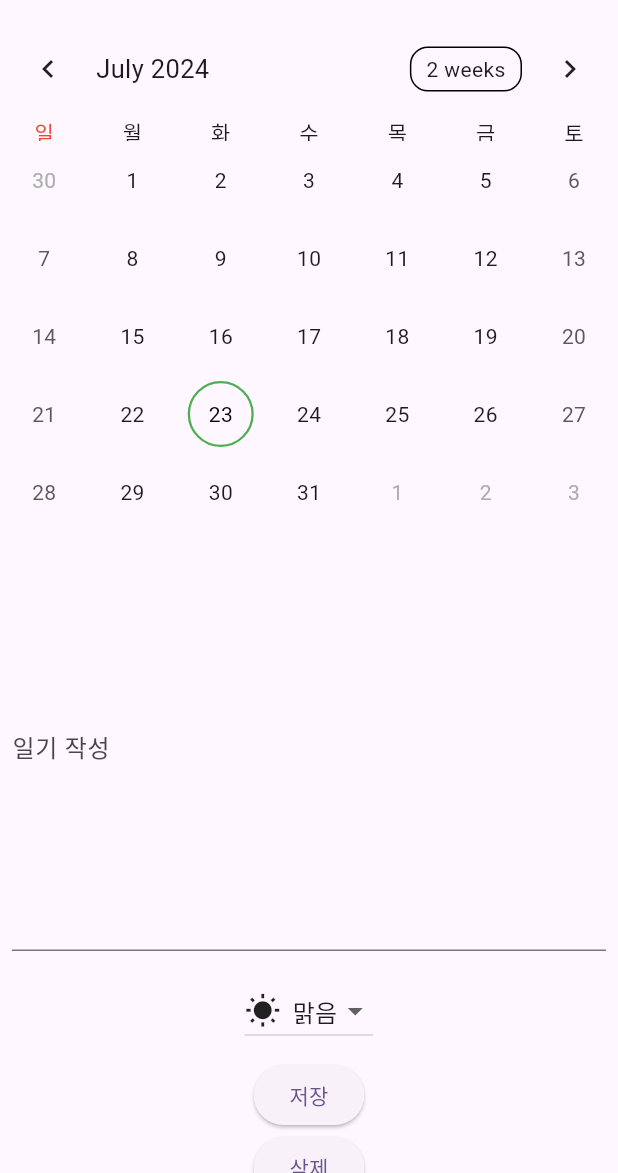
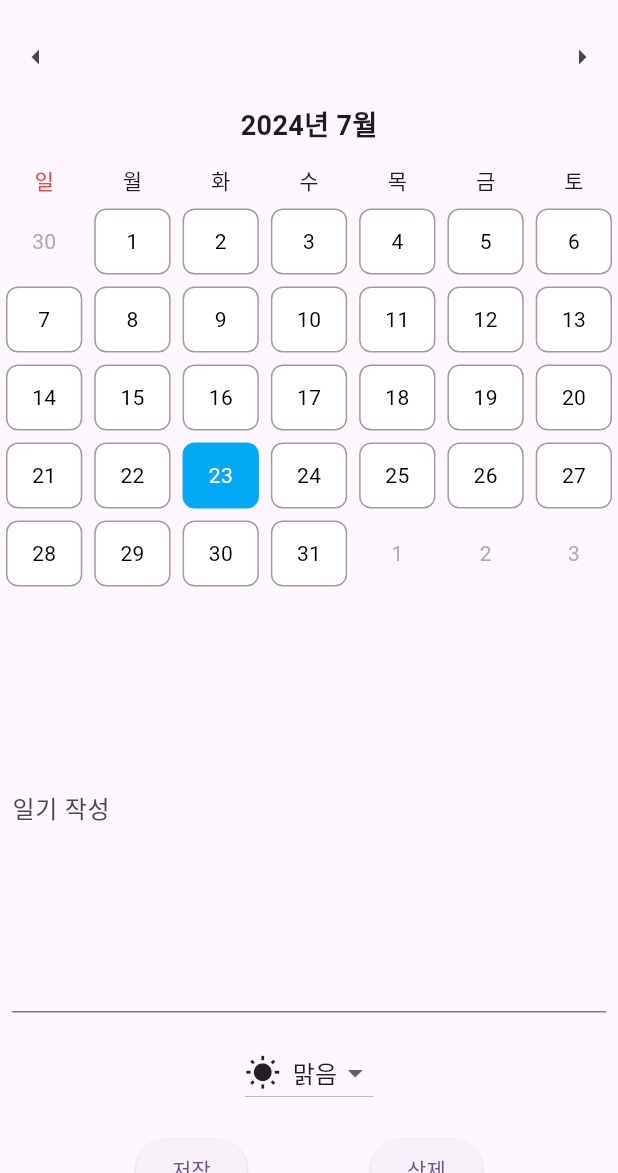
Before and after one commit to Gom0323/flutter_todoList, a Flutter app: the DiaryScreen screen opened directly, on a phone screen of 412 x 824 dp, the part 63-1236 px from its top. Run offline on Flutter 3.47's test engine with Material 3 defaults, Android fonts, the phone set to English and light mode, and no system bars; drawn by our look-alikes of table_calendar.

Commit message:
feat: 텍스트폼 파일 분류

```diff
--- a/lib/diary_screen.dart
+++ b/lib/diary_screen.dart
@@ -1,6 +1,8 @@
 import 'package:flutter/material.dart';
 import 'package:table_calendar/table_calendar.dart';
+import 'package:intl/intl.dart';
 import 'custom_drawer.dart';
+import 'diary_textform.dart'; // 입력 폼 위젯 파일 불러오기
 
 class DiaryScreen extends StatefulWidget {
   const DiaryScreen({super.key});
@@ -11,6 +13,7 @@ class DiaryScreen extends StatefulWidget {
 
 class _DiaryScreenState extends State<DiaryScreen> {
   DateTime selectedDate = DateTime.now();
+  DateTime focusedDate = DateTime.now();
   final TextEditingController diaryController = TextEditingController();
   final Map<DateTime, Map<String, String>> diaryEntries = {};
   String selectedWeather = '맑음'; // 초기 날씨 상태
@@ -42,8 +45,16 @@ class _DiaryScreenState extends State<DiaryScreen> {
     }
   }
 
+  bool isSameDay(DateTime date1, DateTime date2) {
+    return date1.year == date2.year &&
+        date1.month == date2.month &&
+        date1.day == date2.day;
+  }
+
   @override
   Widget build(BuildContext context) {
+    String currentYearMonth = DateFormat.yMMMM('ko_KR').format(focusedDate);
+
     return Scaffold(
       appBar: AppBar(
         title: const Text('Diary'),
@@ -51,14 +62,46 @@ class _DiaryScreenState extends State<DiaryScreen> {
       drawer: const CustomDrawer(),
       body: Column(
         children: [
+          Row(
+            mainAxisAlignment: MainAxisAlignment.spaceBetween,
+            children: [
+              IconButton(
+                icon: const Icon(Icons.arrow_left),
+                onPressed: () {
+                  setState(() {
+                    focusedDate =
+                        DateTime(focusedDate.year, focusedDate.month - 1);
+                  });
+                },
+              ),
+              IconButton(
+                icon: const Icon(Icons.arrow_right),
+                onPressed: () {
+                  setState(() {
+                    focusedDate =
+                        DateTime(focusedDate.year, focusedDate.month + 1);
+                  });
+                },
+              ),
+            ],
+          ),
+          Padding(
+            padding: const EdgeInsets.all(8.0),
+            child: Text(
+              currentYearMonth,
+              style: const TextStyle(fontSize: 18, fontWeight: FontWeight.bold),
+            ),
+          ),
           TableCalendar(
             onDaySelected: onDaySelected,
+            headerVisible: false,
             selectedDayPredicate: (date) {
               return isSameDay(selectedDate, date);
             },
-            focusedDay: selectedDate,
-            firstDay: DateTime(2023),
-            lastDay: DateTime(2030),
+            focusedDay: focusedDate,
+            firstDay: DateTime(2023, 1, 1),
+            lastDay: DateTime(2030, 12, 31),
+            daysOfWeekHeight: 30,
             eventLoader: (day) {
               return diaryEntries.containsKey(day) ? [diaryEntries[day]] : [];
             },
@@ -98,95 +141,64 @@ class _DiaryScreenState extends State<DiaryScreen> {
                     );
                 }
               },
+              defaultBuilder: (context, date, _) => Container(
+                margin: const EdgeInsets.all(4.0),
+                alignment: Alignment.center,
+                decoration: BoxDecoration(
+                  color: Colors.white,
+                  shape: BoxShape.rectangle,
+                  borderRadius: BorderRadius.circular(8.0),
+                  border: Border.all(color: Colors.grey, width: 1.0),
+                ),
+                child: Text(
+                  date.day.toString(),
+                  style: const TextStyle(color: Colors.black),
+                ),
+              ),
               selectedBuilder: (context, date, _) => Container(
                 margin: const EdgeInsets.all(4.0),
                 alignment: Alignment.center,
                 decoration: BoxDecoration(
-                    color: Colors.transparent,
-                    shape: BoxShape.circle,
-                    border: Border.all(color: Colors.green, width: 1.5)),
+                  color: Colors.lightBlue,
+                  shape: BoxShape.rectangle,
+                  borderRadius: BorderRadius.circular(8.0),
+                ),
                 child: Text(
                   date.day.toString(),
-                  style: const TextStyle(color: Colors.black),
+                  style: const TextStyle(color: Colors.white),
                 ),
               ),
               todayBuilder: (context, date, _) => Container(
                 margin: const EdgeInsets.all(4.0),
                 alignment: Alignment.center,
                 decoration: BoxDecoration(
-                    color: Colors.transparent,
-                    shape: BoxShape.circle,
-                    border: Border.all(color: Colors.green, width: 1.5)),
+                  color: Colors.orange,
+                  shape: BoxShape.rectangle,
+                  borderRadius: BorderRadius.circular(8.0),
+                ),
                 child: Text(
                   date.day.toString(),
-                  style: const TextStyle(color: Colors.black),
+                  style: const TextStyle(color: Colors.white),
                 ),
               ),
             ),
           ),
-          Padding(
-            padding: const EdgeInsets.all(8.0),
-            child: TextField(
-              controller: diaryController,
-              decoration: const InputDecoration(
-                labelText: '일기 작성',
+          Expanded(
+            child: SingleChildScrollView(
+              child: DiaryInputForm(
+                controller: diaryController,
+                selectedWeather: selectedWeather,
+                onWeatherChanged: (String? newValue) {
+                  setState(() {
+                    selectedWeather = newValue!;
+                  });
+                },
+                onSave: _saveDiaryEntry,
+                onDelete: () {
+                  _deleteDiaryEntry(selectedDate);
+                },
               ),
-              maxLines: 10,
             ),
-          ),
-          Padding(
-            padding: const EdgeInsets.all(8.0),
-            child: DropdownButton<String>(
-              value: selectedWeather,
-              items: <String>['맑음', '흐림', '비', '눈', '바람']
-                  .map<DropdownMenuItem<String>>((String value) {
-                Icon icon;
-                switch (value) {
-                  case '맑음':
-                    icon = const Icon(Icons.wb_sunny);
-                    break;
-                  case '흐림':
-                    icon = const Icon(Icons.cloud);
-                    break;
-                  case '비':
-                    icon = const Icon(Icons.beach_access);
-                    break;
-                  case '눈':
-                    icon = const Icon(Icons.ac_unit);
-                    break;
-                  case '바람':
-                    icon = const Icon(Icons.air);
-                    break;
-                  default:
-                    icon = const Icon(Icons.help);
-                }
-                return DropdownMenuItem<String>(
-                  value: value,
-                  child: Row(
-                    children: [
-                      icon,
-                      const SizedBox(width: 8),
-                      Text(value),
-                    ],
-                  ),
-                );
-              }).toList(),
-              onChanged: (String? newValue) {
-                setState(() {
-                  selectedWeather = newValue!;
-                });
-              },
-            ),
-          ),
-          ElevatedButton(
-            onPressed: _saveDiaryEntry,
-            child: const Text('저장'),
-          ),
-          ElevatedButton(
-            onPressed: () {
-              _deleteDiaryEntry(selectedDate);
-            },
-            child: const Text('삭제'),
           ),
         ],
       ),
--- /dev/null
+++ b/lib/diary_textform.dart
@@ -0,0 +1,94 @@
+import 'package:flutter/material.dart';
+
+class DiaryInputForm extends StatelessWidget {
+  final TextEditingController controller;
+  final String selectedWeather;
+  final ValueChanged<String?> onWeatherChanged;
+  final VoidCallback onSave;
+  final VoidCallback onDelete;
+
+  const DiaryInputForm({
+    super.key,
+    required this.controller,
+    required this.selectedWeather,
+    required this.onWeatherChanged,
+    required this.onSave,
+    required this.onDelete,
+  });
+
+  @override
+  Widget build(BuildContext context) {
+    return SingleChildScrollView(
+      child: Column(
+        children: [
+          Padding(
+            padding: const EdgeInsets.all(8.0),
+            child: TextField(
+              controller: controller,
+              decoration: const InputDecoration(
+                labelText: '일기 작성',
+              ),
+              maxLines: 10,
+            ),
+          ),
+          Padding(
+            padding: const EdgeInsets.all(8.0),
+            child: DropdownButton<String>(
+              value: selectedWeather,
+              items: <String>['맑음', '흐림', '비', '눈', '바람']
+                  .map<DropdownMenuItem<String>>((String value) {
+                Icon icon;
+                switch (value) {
+                  case '맑음':
+                    icon = const Icon(Icons.wb_sunny);
+                    break;
+                  case '흐림':
+                    icon = const Icon(Icons.cloud);
+                    break;
+                  case '비':
+                    icon = const Icon(Icons.beach_access);
+                    break;
+                  case '눈':
+                    icon = const Icon(Icons.ac_unit);
+                    break;
+                  case '바람':
+                    icon = const Icon(Icons.air);
+                    break;
+                  default:
+                    icon = const Icon(Icons.help);
+                }
+                return DropdownMenuItem<String>(
+                  value: value,
+                  child: Row(
+                    children: [
+                      icon,
+                      const SizedBox(width: 8),
+                      Text(value),
+                    ],
+                  ),
+                );
+              }).toList(),
+              onChanged: onWeatherChanged,
+            ),
+          ),
+          Padding(
+            padding: const EdgeInsets.all(8.0),
+            child: Row(
+              mainAxisAlignment: MainAxisAlignment.spaceEvenly,
+              children: [
+                ElevatedButton(
+                  onPressed: onSave,
+                  child: const Text('저장'),
+                ),
+                ElevatedButton(
+                  onPressed: onDelete,
+                  child: const Text('삭제'),
+                ),
+              ],
+            ),
+          ),
+        ],
+      ),
+    );
+  }
+}
--- a/lib/main.dart
+++ b/lib/main.dart
@@ -1,8 +1,11 @@
 import 'package:flutter/material.dart';
 import 'calendar_screen.dart';
 import 'package:intl/date_symbol_data_local.dart';
+import 'package:intl/intl.dart';
 
-void main() {
+Future<void> main() async {
+  WidgetsFlutterBinding.ensureInitialized();
+  await initializeDateFormatting('ko_KR', null);
   runApp(const MyApp());
 }
 
```
Also changed, not shown: lib/calendar_screen.dart (+73 -31 lines), lib/textform.dart (added, +31 -0 lines).
